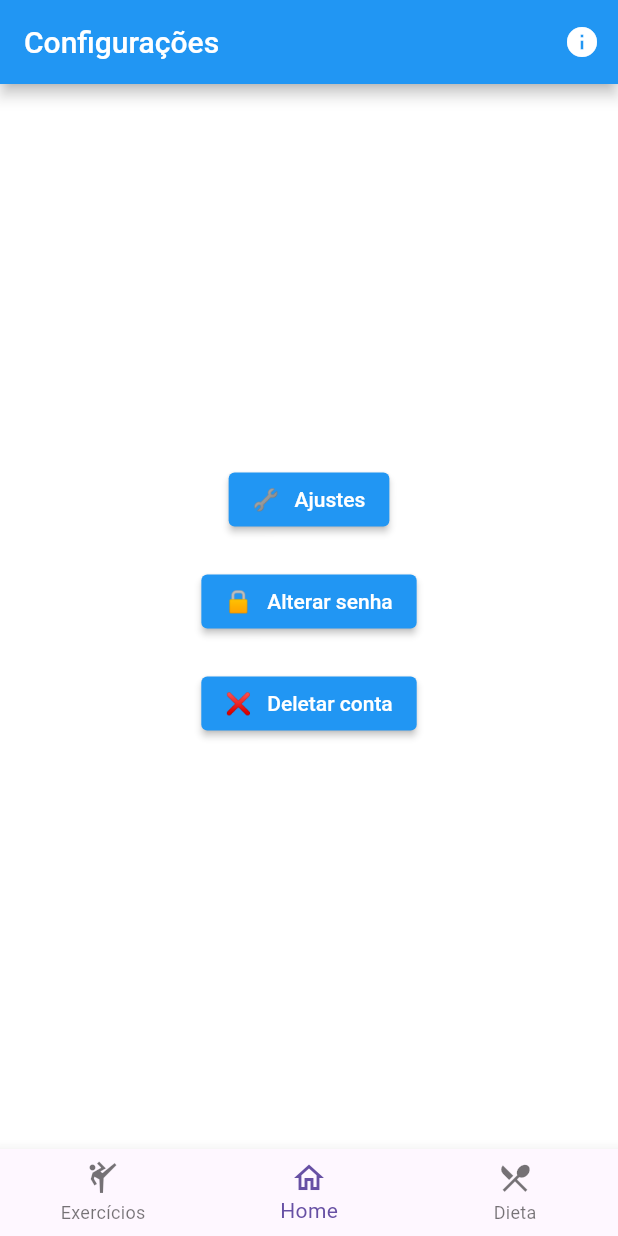
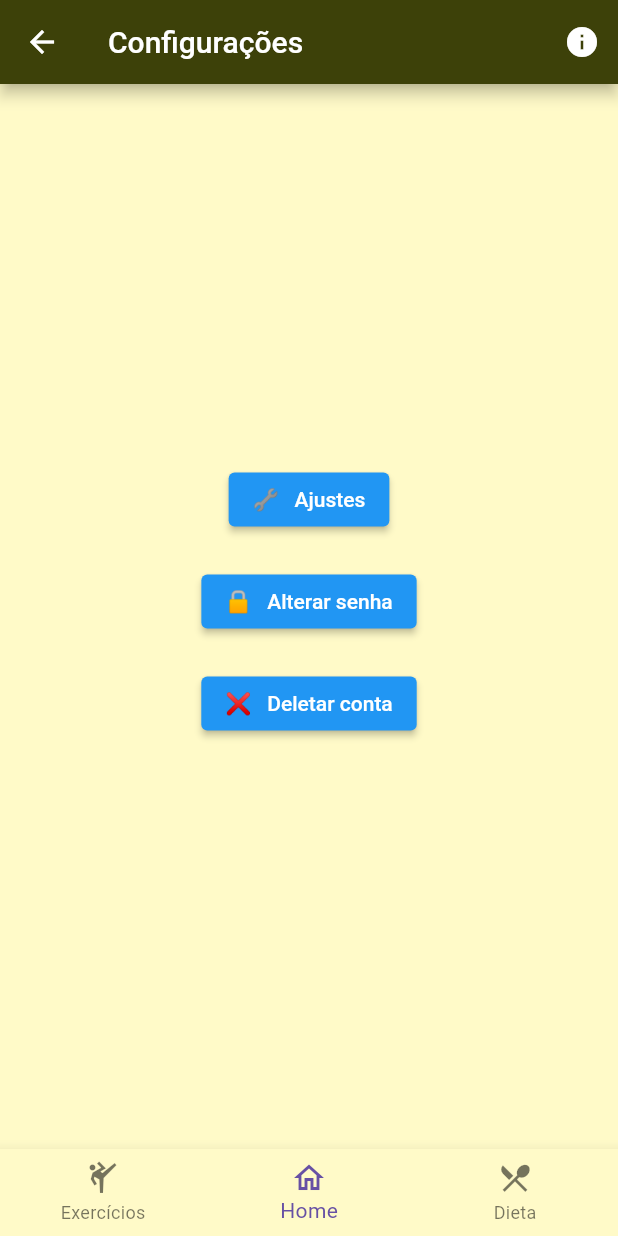
Before and after one commit to MiguelStFR/natty_fit, a Flutter app: the HomeScreen screen opened directly, item 2 of the bottom bar chosen, after a tap on the "settings" icon, on a phone screen of 412 x 824 dp. Run offline on Flutter 3.47's test engine with Material 2 defaults, Android fonts, the light colour scheme and no system bars; Roboto replaces fonts that are missing (inter).

Commit message:
Deixando tudo com cor de abacate

```diff
--- a/lib/General/Home/DietPage.dart
+++ b/lib/General/Home/DietPage.dart
@@ -6,12 +6,14 @@ class DietPage extends StatelessWidget {
     return MaterialApp(
       debugShowCheckedModeBanner: false,
       home: Scaffold(
+        backgroundColor: const Color.fromRGBO(255,250,200, 1.0),
         appBar: AppBar(
-          title: const Text("Pagina de dietas"),
+          backgroundColor: const Color(0xff3d4109),
+          title: const Text("Dieta"),
         ),
         body: const Center(
           child: Text(
-            "Aqui o monstro nutre",
+            "Aqui o monstro se alimenta",
             style: TextStyle(
               fontSize: 24.0,
               fontWeight: FontWeight.bold,
--- a/lib/General/Home/ExercisesPage.dart
+++ b/lib/General/Home/ExercisesPage.dart
@@ -6,7 +6,9 @@ class ExercisesPage extends StatelessWidget {
     return MaterialApp(
       debugShowCheckedModeBanner: false,
       home: Scaffold(
+        backgroundColor: const Color.fromRGBO(255,250,200, 1.0),
         appBar: AppBar(
+          backgroundColor: const Color(0xff3d4109),
           title: const Text("Exercícios"),
         ),
         body: const Center(
--- a/lib/General/Home/Home.dart
+++ b/lib/General/Home/Home.dart
@@ -33,19 +33,25 @@ class HomePageState extends State<HomePage> {
         child: Stack(
           children: [
           Container(
-            decoration: BackgroundHomeStyle(),
+            //decoration: BackgroundHomeStyle(),
+            color: const Color.fromRGBO(255,250,200, 1.0),
             child: Column(
               mainAxisAlignment: MainAxisAlignment.start,
               crossAxisAlignment: CrossAxisAlignment.start,
               children: [
-                Row(
+                ColoredBox(
+                  //color: const Color.fromRGBO(33, 150, 243, 1.0),
+                  color: const Color(0xff3d4109),
+                  child: Row(
                   mainAxisAlignment: MainAxisAlignment.spaceBetween,
                     children: [
+                      const SizedBox(width: 35),
                       const Text(
-                      'OLÁ, MIGUEL!',
+                        'Olá, Usuário!',
+                      textAlign: TextAlign.center,
                         style: TextStyle(
                           fontSize: 21,
-                        color: Colors.white54,
+                          color: Colors.white,
                           fontWeight: FontWeight.bold,
                         ),
                       ),
@@ -53,18 +59,19 @@ class HomePageState extends State<HomePage> {
                         quarterTurns: 0,
                         child: IconButton(
                           iconSize: 40,
-                        icon: const Icon(Icons.settings, color: Colors.white54),
+                          icon: const Icon(Icons.settings, color: Colors.white),
                           onPressed: () {
                             Navigator.push(
                                 context,
                                 MaterialPageRoute(
-                                  builder: (context) => SettingsPage(
+                                    builder: (context) => const SettingsPage(
                                     ))
                             );
                           },
                         ),
                       ),
                     ],
+                  ),
                 ),
                 Expanded(
                   child: ListView(
@@ -86,11 +93,11 @@ class HomePageState extends State<HomePage> {
                             margin: const EdgeInsets.only(top: 10, right: 10),
                             decoration: ContainerCaloriasPerdidas(),
                             child: const Text(
-                                '20',
+                                '2',
                                 style: TextStyle(
                                   fontSize: 60,
                                   fontWeight: FontWeight.bold,
-                                  color: Colors.white,
+                                  color: Colors.blueGrey,
                                 )
                             ),
                           ),
@@ -200,7 +207,8 @@ class HomePageState extends State<HomePage> {
                                 "00:00:00",
                                 style: TextStyle(
                                   fontWeight: FontWeight.bold,
-                                  color: Color(0xff909b18),
+                                  //color: Color(0xff909b18),
+                                  color: Color.fromRGBO(255,250,200, 1.0),
                                   fontSize: 50,
                                 ),
                               ),
@@ -209,7 +217,8 @@ class HomePageState extends State<HomePage> {
                                 quarterTurns: 0,
                                 child: Icon(
                                   Icons.play_circle_outline,
-                                  color: Color(0xff909b18),
+                                  //color: Color(0xff909b18),
+                                  color: Color.fromRGBO(255,250,200, 1.0),
                                   size: 55,
                                 ),
                               )
--- a/lib/General/Home/HomeScreen.dart
+++ b/lib/General/Home/HomeScreen.dart
@@ -46,6 +46,7 @@ class _HomeScreen extends State<HomeScreen> {
         ],
       ),
       bottomNavigationBar: BottomNavigationBar(
+        backgroundColor: const Color.fromRGBO(255,250,200, 1.0),
         currentIndex: _selectedIndex,
         items: const [
           BottomNavigationBarItem(icon: Icon(Icons.sports_martial_arts), label: 'Exercícios'),
--- a/lib/General/Home/SettingsPage.dart
+++ b/lib/General/Home/SettingsPage.dart
@@ -1,14 +1,22 @@
 import 'package:flutter/material.dart';
 
 class SettingsPage extends StatelessWidget{
+  const SettingsPage({super.key});
+
   @override
   Widget build(BuildContext context) {
     return MaterialApp(
       debugShowCheckedModeBanner: false,
       home: Scaffold(
-        backgroundColor: Colors.white,
+        backgroundColor: const Color.fromRGBO(255,250,200, 1.0),
         appBar: AppBar(
-          title: const Text("Configurações"),
+          backgroundColor: const Color(0xff3d4109),
+          leading: BackButton(
+            onPressed: () {
+              Navigator.pop(context);
+            },
+          ),
+          title: const Text("Configurações", textAlign: TextAlign.right),
           actions: <Widget>[
             IconButton(
                 icon: const Icon(Icons.info),
@@ -18,13 +26,31 @@ class SettingsPage extends StatelessWidget{
                       builder: (BuildContext context) {
                         return Container(
                           height: 230,
-                          color: Colors.white,
+                          color: const Color.fromRGBO(255,250,200, 1.0),
                           child: Center(
                             child: Column(
                               mainAxisAlignment: MainAxisAlignment.center,
                               mainAxisSize: MainAxisSize.min,
                               children: <Widget>[
-                                const Text('Criado por:\n\n- Miguel dos Santos \n- Pablo Las-Cazas\n- Gabriel El-Dine\n- Fábio Wnuk', textAlign: TextAlign.left,),
+                                Container(
+                                  child: const Row(
+                                    children: <Widget>[
+                                      SizedBox(width: 20),
+                                      Text('Criado por:\n\n- Miguel dos Santos \n- Pablo Las-Cazas\n- Gabriel El-Dine\n- Fábio Wnuk', textAlign: TextAlign.left),
+                                      SizedBox(width: 60),
+                                      // Container(
+                                      //   height: 200,
+                                      //   width: 200,
+                                      //   decoration: const BoxDecoration(
+                                      //     image: DecorationImage(
+                                      //       image: AssetImage('assets/images/logo.jpg'),
+                                      //       fit: BoxFit.fill,
+                                      //     ),
+                                      //   ),
+                                      // ),
+                                    ]
+                                  ),
+                                ),
                                 const SizedBox(height: 28),
                                 ElevatedButton(
                                   child: const Text("Fechar"),
@@ -54,6 +80,7 @@ class SettingsPage extends StatelessWidget{
                       showDialog(
                           context: context,
                           builder: (BuildContext context) => Dialog(
+                              backgroundColor: const Color.fromRGBO(255,250,200, 1.0),
                               child: Column(
                               mainAxisSize: MainAxisSize.min,
                               mainAxisAlignment: MainAxisAlignment.center,
@@ -78,6 +105,7 @@ class SettingsPage extends StatelessWidget{
                       showDialog(
                           context: context,
                           builder: (BuildContext context) => Dialog(
+                            backgroundColor: const Color.fromRGBO(255,250,200, 1.0),
                             //insetPadding: const EdgeInsets.all(8),
                             child: Column(
                               mainAxisSize: MainAxisSize.min,
@@ -121,7 +149,7 @@ class SettingsPage extends StatelessWidget{
                                     onPressed: () {
                                       Navigator.pop(context);
                                     },
-                                    child: const Text("Salvar")
+                                    child: const Text("Salvar", selectionColor: Color.fromRGBO(255,250,200, 1.0))
                                 ),
                                 const SizedBox(height: 10,)
                               ],
@@ -137,6 +165,7 @@ class SettingsPage extends StatelessWidget{
                       showDialog(
                           context: context,
                           builder: (BuildContext context) => Dialog(
+                            backgroundColor: const Color.fromRGBO(255,250,200, 1.0),
                             child: Column(
                               mainAxisSize: MainAxisSize.min,
                               mainAxisAlignment: MainAxisAlignment.center,
@@ -144,8 +173,7 @@ class SettingsPage extends StatelessWidget{
                                 const SizedBox(height: 20), // Remover quando começar à adicionar as opções
                                 const Text("Você tem certeza que quer deletar a conta?"),
                                 const SizedBox(height: 10), // Remover quando começar à adicionar as opções
-                                Container(
-                                    child: Row(
+                                Row(
                                     mainAxisAlignment: MainAxisAlignment.center,
                                     children: <Widget>[
                                       OutlinedButton(
@@ -163,7 +191,6 @@ class SettingsPage extends StatelessWidget{
                                       )
                                     ],
                                 ),
-                                ),
                                 const SizedBox(height: 10), // Remover quando começar à adicionar as opções
                               ],
                             ),
--- a/lib/General/Style/WidgetStyle.dart
+++ b/lib/General/Style/WidgetStyle.dart
@@ -20,8 +20,10 @@ BoxDecoration BackgroundHomeStyle() {
   return const BoxDecoration(
       gradient: LinearGradient(
         colors: [
-          Color(0xff272a06),
-          Color(0xFF000000),
+          // Color(0xff272a06),
+          // Color(0xFF000000),
+          Color.fromRGBO(33, 150, 243, 1.0),
+          Color.fromRGBO(64,224,208, 1.0),
         ],
         stops: [0.25, 0.7],
         begin: Alignment.topCenter,
@@ -88,7 +90,8 @@ BoxDecoration ContainerCaloriasPerdidas(){
         bottomLeft: Radius.circular(15),
         bottomRight: Radius.circular(15)
     ),
-    color: Color(0xffbbcb1d),
+    //color: Color(0xffbbcb1d),
+    color: Color.fromRGBO(255,250,200, 1.0),
   );
 }
 
```
Lines whose indentation alone changed are shown as unchanged.
